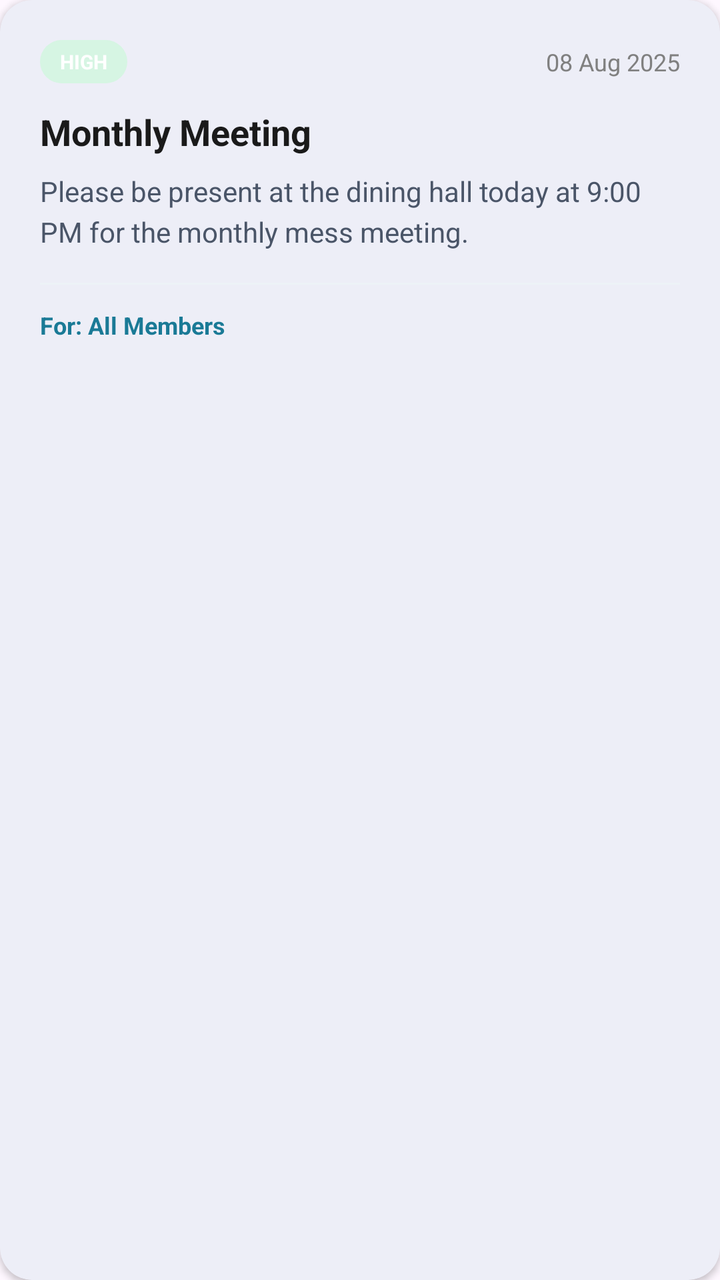
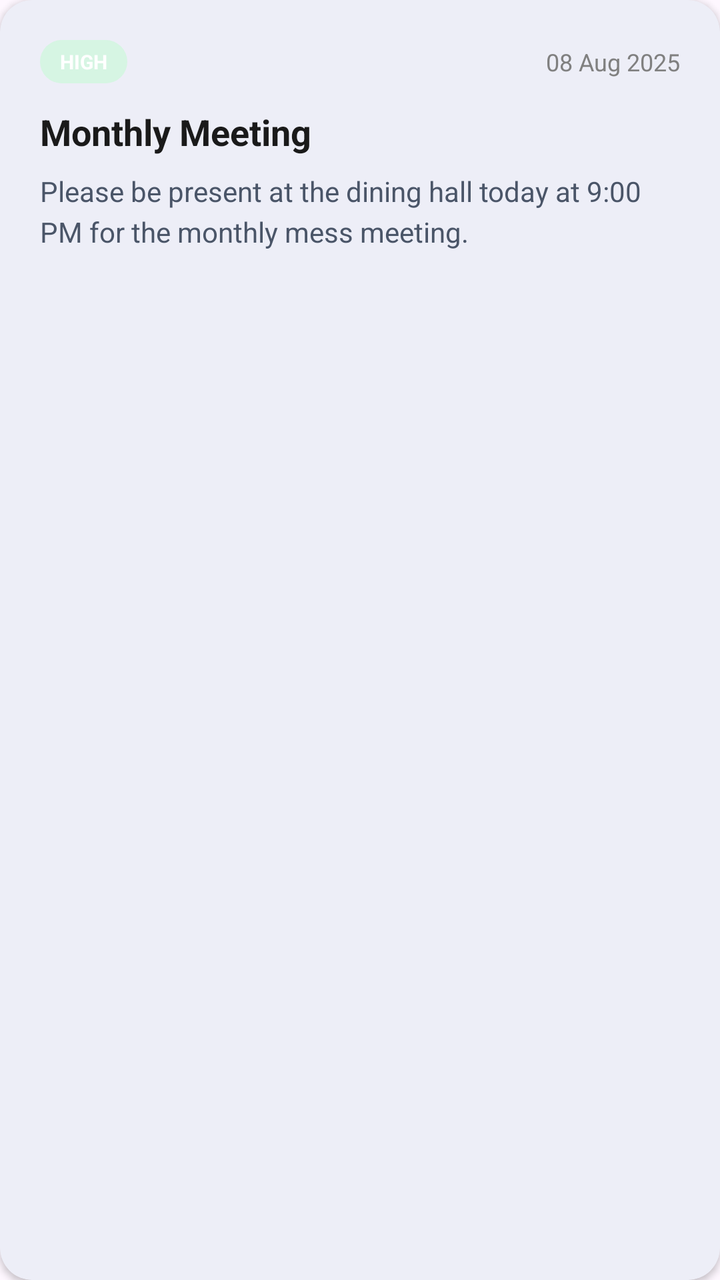

Screens rendered from an Android XML layout before and after an edit, with the pre-edit source and the edit as a unified diff.
<!-- AndroidManifest.xml: application theme Theme.MessManagement -->
<!-- res/layout/item_notice_card.xml -->
<?xml version="1.0" encoding="utf-8"?>
<com.google.android.material.card.MaterialCardView xmlns:android="http://schemas.android.com/apk/res/android"
    xmlns:app="http://schemas.android.com/apk/res-auto"
    android:layout_width="match_parent"
    android:layout_height="wrap_content"
    android:layout_marginHorizontal="16dp"
    android:layout_marginVertical="8dp"
    app:cardCornerRadius="16dp"
    app:cardElevation="2dp"
    app:strokeWidth="0dp">

    <LinearLayout
        android:layout_width="match_parent"
        android:layout_height="wrap_content"
        android:orientation="vertical"
        android:padding="20dp">

        <LinearLayout
            android:layout_width="match_parent"
            android:layout_height="wrap_content"
            android:gravity="center_vertical"
            android:orientation="horizontal">

            <TextView
                android:id="@+id/tvPriorityBadge"
                android:layout_width="wrap_content"
                android:layout_height="wrap_content"
                android:background="@drawable/bg_badge_active"
                android:paddingHorizontal="10dp"
                android:paddingVertical="4dp"
                android:text="HIGH"
                android:textColor="#FFFFFF"
                android:textSize="10sp"
                android:textStyle="bold" />

            <View
                android:layout_width="0dp"
                android:layout_height="0dp"
                android:layout_weight="1" />

            <TextView
                android:id="@+id/tvNoticeDate"
                android:layout_width="wrap_content"
                android:layout_height="wrap_content"
                android:text="08 Aug 2025"
                android:textColor="@color/text_gray"
                android:textSize="12sp" />

        </LinearLayout>

        <TextView
            android:id="@+id/tvNoticeTitle"
            android:layout_width="match_parent"
            android:layout_height="wrap_content"
            android:layout_marginTop="12dp"
            android:text="Monthly Meeting"
            android:textColor="@color/text_dark"
            android:textSize="18sp"
            android:textStyle="bold" />

        <TextView
            android:id="@+id/tvNoticeContent"
            android:layout_width="match_parent"
            android:layout_height="wrap_content"
            android:layout_marginTop="8dp"
            android:text="Please be present at the dining hall today at 9:00 PM for the monthly mess meeting."
            android:textColor="#4A5568"
            android:textSize="14sp"
            android:lineSpacingExtra="4dp" />

        <View
            android:layout_width="match_parent"
            android:layout_height="1dp"
            android:layout_marginTop="16dp"
            android:background="#EDF2F7" />

        <TextView
            android:id="@+id/tvNoticeAudience"
            android:layout_width="wrap_content"
            android:layout_height="wrap_content"
            android:layout_marginTop="12dp"
            android:text="For: All Members"
            android:textColor="@color/admin_icon_teal"
            android:textSize="12sp"
            android:textStyle="bold" />

    </LinearLayout>

</com.google.android.material.card.MaterialCardView>
<!-- resources referenced by this layout -->
<resources>
  <color name="admin_icon_teal">#1a7a96</color>
  <color name="text_dark">#1a1a1a</color>
  <color name="text_gray">#808080</color>
  <!-- drawable bg_badge_active (drawable) -->
  <?xml version="1.0" encoding="utf-8"?>
  <shape xmlns:android="http://schemas.android.com/apk/res/android"
      android:shape="rectangle">
      <solid android:color="#D6F5E3" />
      <corners android:radius="20dp" />
  </shape>
  <style name="Theme.MessManagement" parent="Theme.Material3.Light.NoActionBar">
          
          <item name="colorPrimary">@color/nav_active</item>
          <item name="colorOnPrimary">@color/white</item>
          
          <item name="colorSecondary">@color/bazar_card_end</item>
          <item name="colorOnSecondary">@color/white</item>
          
          <item name="android:statusBarColor">@color/primary_bg</item>
          <item name="android:windowLightStatusBar">true</item>
      </style>
  <color name="nav_active">#1a7a96</color>
  <color name="white">#FFFFFFFF</color>
  <color name="bazar_card_end">#2b8ab0</color>
  <color name="primary_bg">#1a4d63</color>
</resources>

<!-- the commit's change to res/layout/item_notice_card.xml (unified diff, before → after) -->
@@ -68,22 +68,6 @@
             android:textSize="14sp"
             android:lineSpacingExtra="4dp" />
 
-        <View
-            android:layout_width="match_parent"
-            android:layout_height="1dp"
-            android:layout_marginTop="16dp"
-            android:background="#EDF2F7" />
-
-        <TextView
-            android:id="@+id/tvNoticeAudience"
-            android:layout_width="wrap_content"
-            android:layout_height="wrap_content"
-            android:layout_marginTop="12dp"
-            android:text="For: All Members"
-            android:textColor="@color/admin_icon_teal"
-            android:textSize="12sp"
-            android:textStyle="bold" />
-
     </LinearLayout>
 
 </com.google.android.material.card.MaterialCardView>
<!-- resource entries referenced after the edit -->
@@ -1,6 +1,5 @@
 <!-- resources referenced by this layout -->
 <resources>
-  <color name="admin_icon_teal">#1a7a96</color>
   <color name="text_dark">#1a1a1a</color>
   <color name="text_gray">#808080</color>
   <!-- drawable bg_badge_active (drawable) -->
